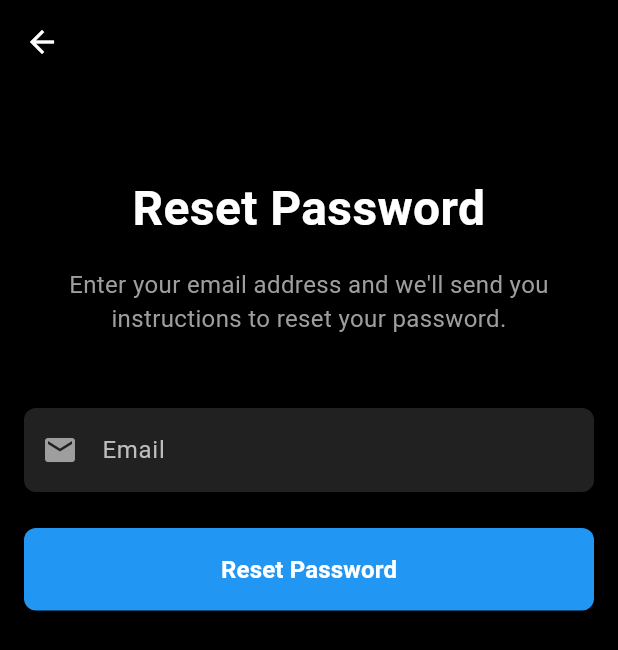
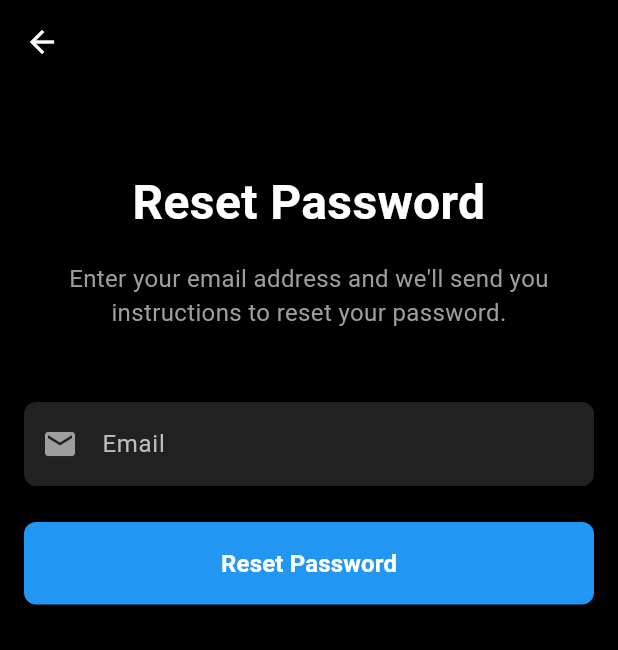
Before and after one commit to dpsheth/exercise_social_media, a Flutter app: the screen it shows after launch, after a tap on "Forgot Password?", on a phone screen of 412 x 824 dp. Shown: the top 650 px of the screen. Run offline on Flutter 3.47's test engine with Material 3 defaults, Android fonts, the phone set to English and light mode, and no system bars; our stand-ins replace image_picker.

Commit message:
fixed overflow issues

```diff
--- a/bepeel/lib/forgot_password_page.dart
+++ b/bepeel/lib/forgot_password_page.dart
@@ -13,9 +13,6 @@ class _ForgotPasswordPageState extends State<ForgotPasswordPage> {
   bool _isSuccess = false;
 
   void _resetPassword() {
-    // Dismiss keyboard
-    FocusScope.of(context).unfocus();
-
     final email = _emailController.text.trim();
 
     // Email validation
@@ -36,9 +33,7 @@ class _ForgotPasswordPageState extends State<ForgotPasswordPage> {
 
     // Return to login page after 2 seconds
     Future.delayed(const Duration(seconds: 2), () {
-      if (mounted) {  // Check if widget is still mounted
       Navigator.pop(context);
-      }
     });
   }
 
@@ -59,20 +54,15 @@ class _ForgotPasswordPageState extends State<ForgotPasswordPage> {
           onPressed: () => Navigator.pop(context),
         ),
       ),
-      // Wrap entire body with ResizeToAvoidBottomInset
-      resizeToAvoidBottomInset: false,
-      body: SafeArea(
+      body: SingleChildScrollView(
+        child: SafeArea(
           child: Padding(
-          padding: const EdgeInsets.symmetric(horizontal: 16.0),
-          child: Column(
-            children: [
-              Expanded(
-                child: SingleChildScrollView(
+            padding: const EdgeInsets.all(16.0),
             child: Column(
               mainAxisAlignment: MainAxisAlignment.center,
               crossAxisAlignment: CrossAxisAlignment.stretch,
               children: [
-                      const SizedBox(height: 60),
+                const SizedBox(height: 40),
                 const Text(
                   'Reset Password',
                   style: TextStyle(
@@ -143,15 +133,6 @@ class _ForgotPasswordPageState extends State<ForgotPasswordPage> {
             ),
           ),
         ),
-              // Add padding at the bottom to avoid keyboard overlap
-              Padding(
-                padding: EdgeInsets.only(
-                  bottom: MediaQuery.of(context).viewInsets.bottom + 16,
-                ),
-              ),
-            ],
-          ),
-        ),
       ),
     );
   }
--- a/bepeel/lib/login_page.dart
+++ b/bepeel/lib/login_page.dart
@@ -53,13 +53,15 @@ class _LoginPageState extends State<LoginPage> {
   Widget build(BuildContext context) {
     return Scaffold(
       backgroundColor: Colors.black,
-      body: SafeArea(
+      body: SingleChildScrollView(
+        child: SafeArea(
           child: Padding(
             padding: const EdgeInsets.all(16.0),
             child: Column(
               mainAxisAlignment: MainAxisAlignment.center,
               crossAxisAlignment: CrossAxisAlignment.stretch,
               children: [
+                const SizedBox(height: 80),
                 const Text(
                   'BePeel',
                   style: TextStyle(
@@ -150,7 +152,6 @@ class _LoginPageState extends State<LoginPage> {
                     ),
                   ),
                 ),
-              const SizedBox(height: 8),
                 TextButton(
                   onPressed: () {
                     Navigator.push(
@@ -174,7 +175,9 @@ class _LoginPageState extends State<LoginPage> {
                     ),
                   ),
                 ),
+                const SizedBox(height: 16),
               ],
+            ),
           ),
         ),
       ),
```
Lines whose indentation alone changed are shown as unchanged.
